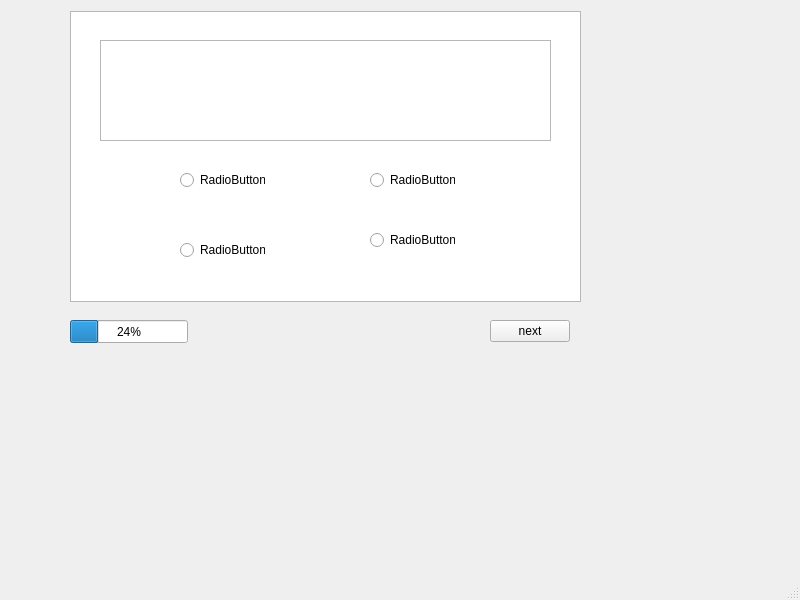
Qt form mainwindow.ui (gessire/sectry) before a commit.
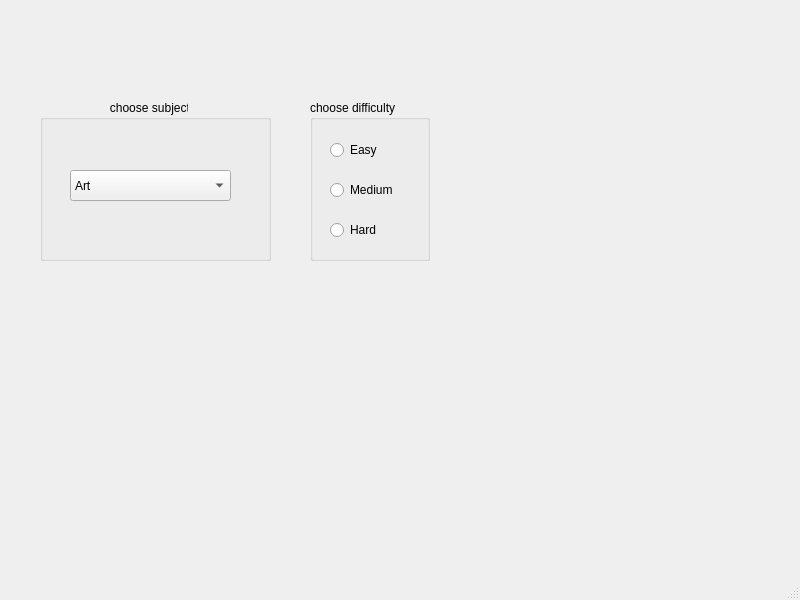
The same form after that commit.

Commit message:
survival p1
survival p1 added

```diff
--- a/mainwindow.ui
+++ b/mainwindow.ui
@@ -416,6 +416,118 @@
      <zorder>nextbtn</zorder>
      <zorder>progressBar</zorder>
     </widget>
+    <widget class="QWidget" name="p4">
+     <widget class="QGroupBox" name="groupBox_3">
+      <property name="geometry">
+       <rect>
+        <x>50</x>
+        <y>120</y>
+        <width>231</width>
+        <height>161</height>
+       </rect>
+      </property>
+      <property name="title">
+       <string>                     choose subject</string>
+      </property>
+      <widget class="QComboBox" name="comboBox_2">
+       <property name="geometry">
+        <rect>
+         <x>30</x>
+         <y>70</y>
+         <width>161</width>
+         <height>31</height>
+        </rect>
+       </property>
+       <item>
+        <property name="text">
+         <string>Art</string>
+        </property>
+       </item>
+       <item>
+        <property name="text">
+         <string>Sport</string>
+        </property>
+       </item>
+       <item>
+        <property name="text">
+         <string>General Knowledge</string>
+        </property>
+       </item>
+       <item>
+        <property name="text">
+         <string>Animal</string>
+        </property>
+       </item>
+       <item>
+        <property name="text">
+         <string>New Item</string>
+        </property>
+       </item>
+       <item>
+        <property name="text">
+         <string>New Item</string>
+        </property>
+       </item>
+       <item>
+        <property name="text">
+         <string>New Item</string>
+        </property>
+       </item>
+      </widget>
+     </widget>
+     <widget class="QGroupBox" name="groupBox_4">
+      <property name="geometry">
+       <rect>
+        <x>320</x>
+        <y>120</y>
+        <width>120</width>
+        <height>161</height>
+       </rect>
+      </property>
+      <property name="title">
+       <string>choose difficulty</string>
+      </property>
+      <widget class="QRadioButton" name="radioButton_8">
+       <property name="geometry">
+        <rect>
+         <x>20</x>
+         <y>40</y>
+         <width>85</width>
+         <height>20</height>
+        </rect>
+       </property>
+       <property name="text">
+        <string>Easy</string>
+       </property>
+      </widget>
+      <widget class="QRadioButton" name="radioButton_9">
+       <property name="geometry">
+        <rect>
+         <x>20</x>
+         <y>80</y>
+         <width>85</width>
+         <height>20</height>
+        </rect>
+       </property>
+       <property name="text">
+        <string>Medium</string>
+       </property>
+      </widget>
+      <widget class="QRadioButton" name="radioButton_10">
+       <property name="geometry">
+        <rect>
+         <x>20</x>
+         <y>120</y>
+         <width>85</width>
+         <height>20</height>
+        </rect>
+       </property>
+       <property name="text">
+        <string>Hard</string>
+       </property>
+      </widget>
+     </widget>
+    </widget>
    </widget>
   </widget>
   <widget class="QMenuBar" name="menubar">
```
Left out of the diff: 4 changed lines with no effect on the pictures.
